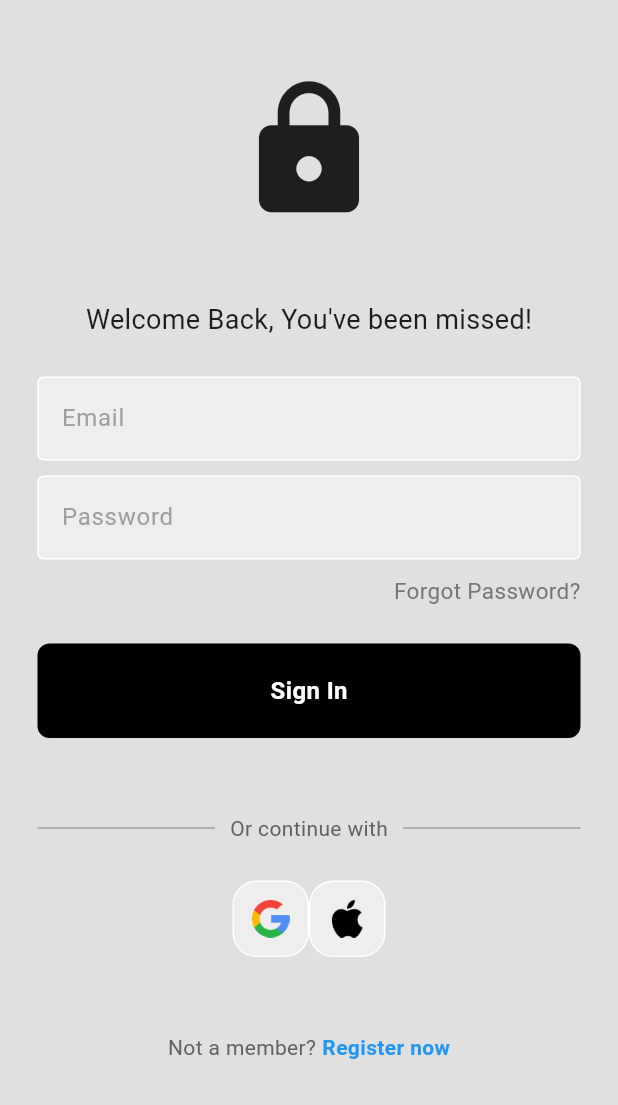
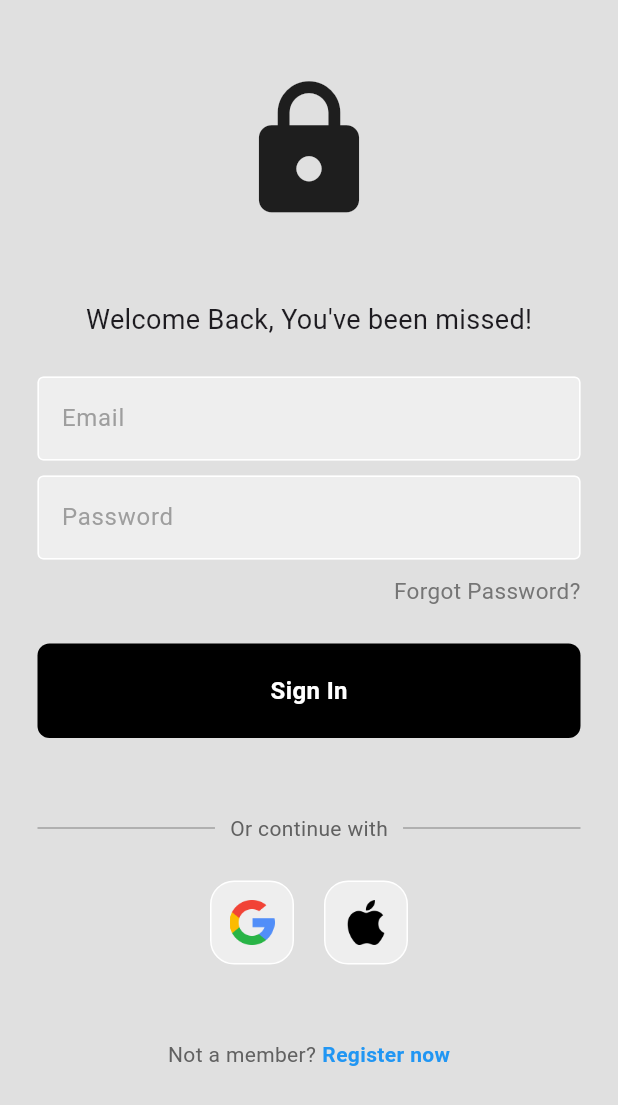
Before and after one commit to rathodvinesh/Login, a Flutter app: the screen it shows after launch, on a phone screen of 412 x 824 dp. Shown: the top 1105 px of the screen. Run offline on Flutter 3.47's test engine with Material 3 defaults, Android fonts, the phone set to English and light mode, and no system bars.

Commit message:
Minor fixes in LoginUI

```diff
--- a/lib/components/image_tiled.dart
+++ b/lib/components/image_tiled.dart
@@ -16,7 +16,7 @@ class SquareTiled extends StatelessWidget {
       ),
       child: Image.asset(
         imagePath,
-        height: 25,
+        height: 30,
       ),
     );
   }
--- a/lib/pages/loginpage.dart
+++ b/lib/pages/loginpage.dart
@@ -122,7 +122,7 @@ class Loginpage extends StatelessWidget {
                 children: [
                   SquareTiled(imagePath: 'lib/images/search.png'),
                   SizedBox(
-                    width: 0,
+                    width: 20,
                   ),
                   SquareTiled(imagePath: 'lib/images/apple-logo.png'),
                 ],
```
